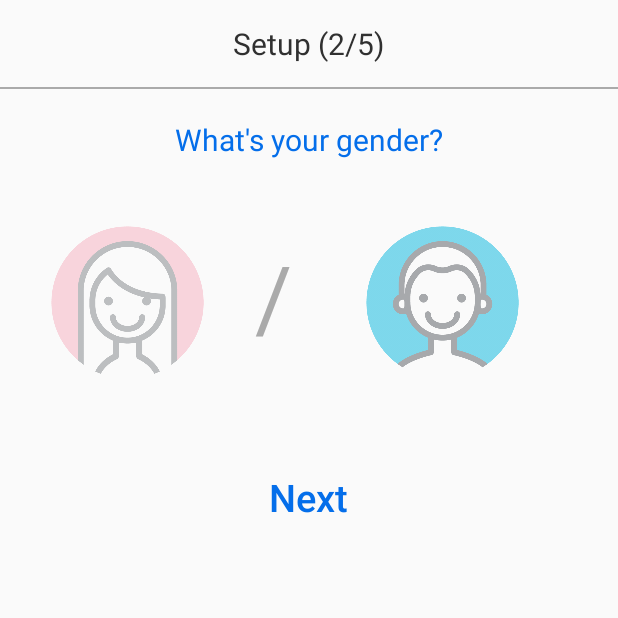
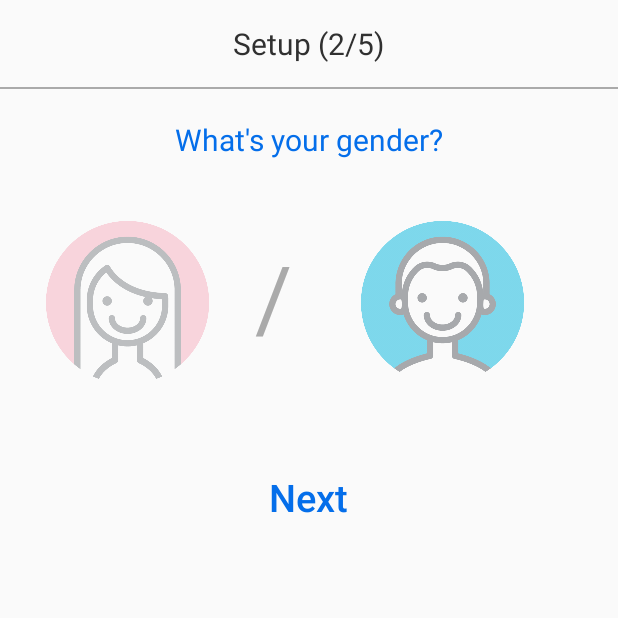
Before and after one commit to gzateyeque/eyeque-android-app, an Android app: the GenderActivity screen opened directly, with no data from a screen before it, on a phone screen of 412 x 824 dp, the top half of it. Run offline under Robolectric (Android 15) with nearby library versions, the phone set to English and light mode, and no system bars.

Commit message:
Adjust icon space

```diff
--- a/app/src/main/res/layout/activity_gender.xml
+++ b/app/src/main/res/layout/activity_gender.xml
@@ -63,7 +63,7 @@
                     android:layout_marginRight="0dp"
                     android:layout_weight="1"
                     android:adjustViewBounds="true"
-                    android:padding="10dp"
+                    android:padding="5dp"
                     android:scaleType="fitXY" >
                 </ImageButton>
 
@@ -89,7 +89,7 @@
                     android:layout_marginRight="10dp"
                     android:layout_weight="1"
                     android:adjustViewBounds="true"
-                    android:padding="10dp"
+                    android:padding="5dp"
                     android:scaleType="fitXY">
                 </ImageButton>
             </LinearLayout>
```
